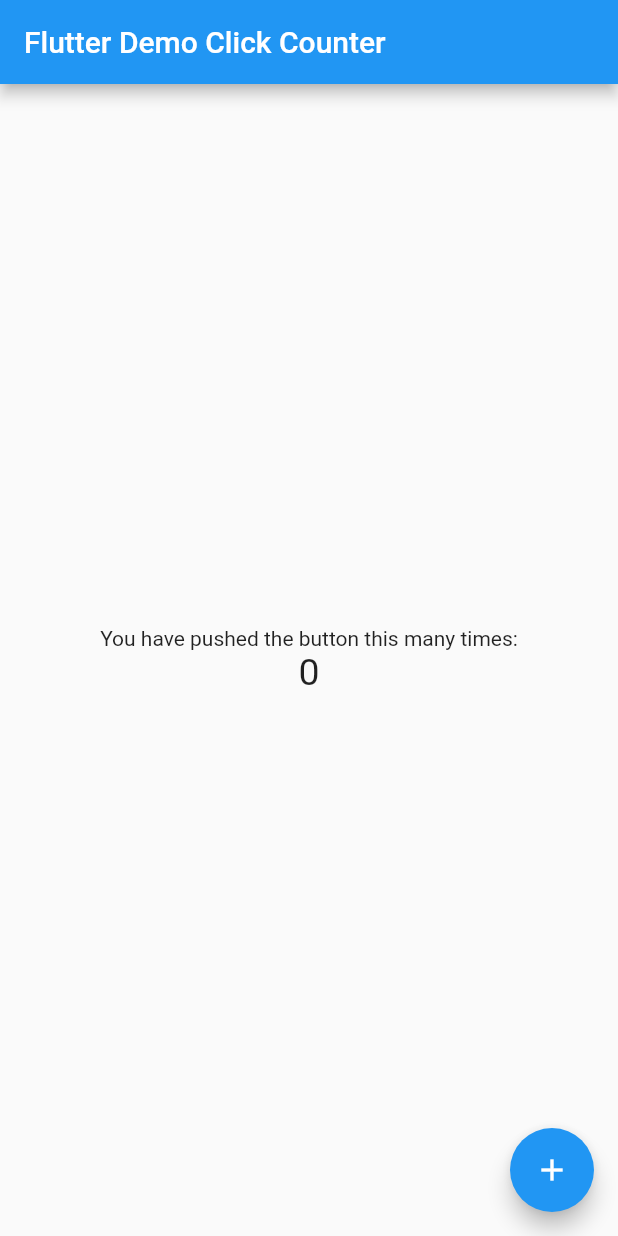
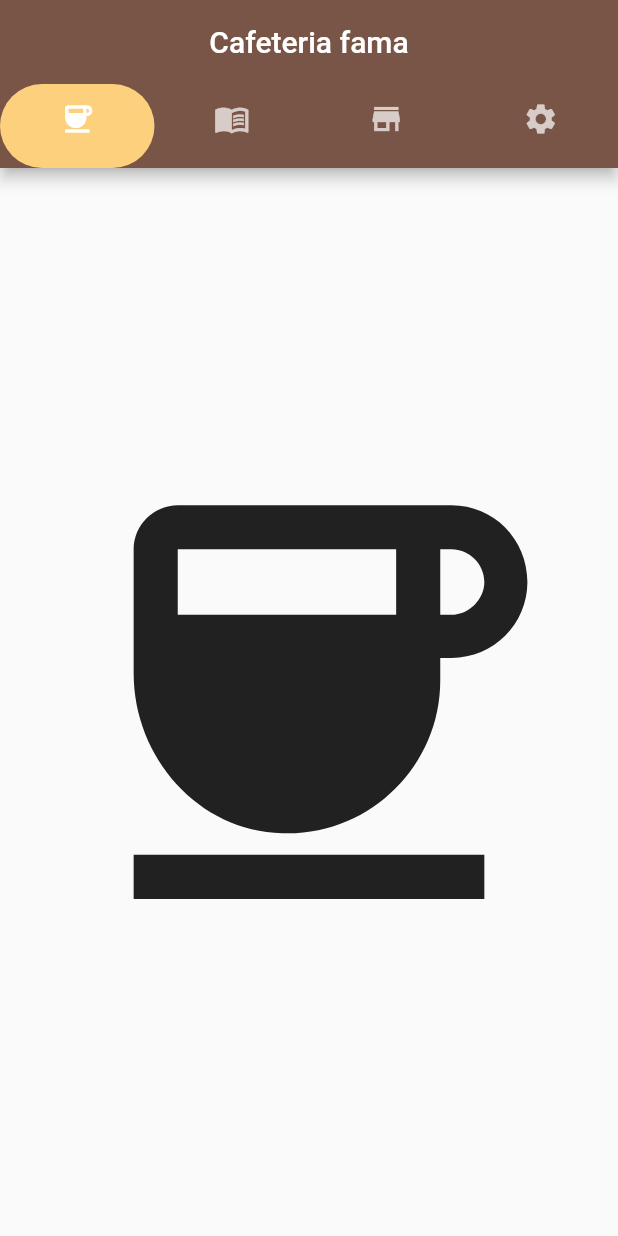
Before and after one commit to fatmarin03/TabBar_act5, a Flutter app: the screen it shows after launch, on a phone screen of 412 x 824 dp. Run offline on Flutter 3.47's test engine with Material 2 defaults, Android fonts, the phone set to English and light mode, and no system bars.

Commit message:
Update main.dart

```diff
--- a/lib/main.dart
+++ b/lib/main.dart
@@ -3,89 +3,61 @@ import 'package:flutter/material.dart';
 void main() => runApp(MyApp());
 
 class MyApp extends StatelessWidget {
-  const MyApp({super.key});
-  static const String _title = 'Flutter Stateful Clicker Counter';
   // This widget is the root of your application.
   @override
   Widget build(BuildContext context) {
     return MaterialApp(
-      title: _title,
+      title: 'Pestaña TabBar',
       theme: ThemeData(
-        primarySwatch: Colors.blue,
+        // This is the theme of your application.
+        primarySwatch: Colors.brown,
       ),
+      debugShowCheckedModeBanner: false,
       home: MyHomePage(),
     );
   }
 }
 
 class MyHomePage extends StatefulWidget {
-  const MyHomePage({super.key});
-  // This widget is the home page of your application. It is stateful, meaning
-  // that it has a State object (defined below) that contains fields that affect
-  // how it looks.
-  // This class is the configuration for the state.
+  const MyHomePage({Key? key}) : super(key: key);
+
   @override
   _MyHomePageState createState() => _MyHomePageState();
-}
+} //MyHomePage
 
 class _MyHomePageState extends State<MyHomePage> {
-  int _counter = 0;
-
-  void _incrementCounter() {
-    setState(() {
-      // This call to setState tells the Flutter framework that something has
-      // changed in this State, which causes it to rerun the build method below
-      // so that the display can reflect the updated values. If we changed
-      // _counter without calling setState(), then the build method would not be
-      // called again, and so nothing would appear to happen.
-      _counter++;
-    });
-  }
-
   @override
   Widget build(BuildContext context) {
-    // This method is rerun every time setState is called, for instance as done
-    // by the _incrementCounter method above.
-    //
-    // The Flutter framework has been optimized to make rerunning build methods
-    // fast, so that you can just rebuild anything that needs updating rather
-    // than having to individually change instances of widgets.
-    return Scaffold(
-      appBar: AppBar(
-        // Here we take the value from the MyHomePage object that was created by
-        // the App.build method, and use it to set our appbar title.
-        title: Text('Flutter Demo Click Counter'),
-      ),
-      body: Center(
-        // Center is a layout widget. It takes a single child and positions it
-        // in the middle of the parent.
-        child: Column(
-          // Column is also a layout widget. It takes a list of children and
-          // arranges them vertically. By default, it sizes itself to fit its
-          // children horizontally, and tries to be as tall as its parent.
-          //
-          // Column has various properties to control how it sizes itself and
-          // how it positions its children. Here we use mainAxisAlignment to
-          // center the children vertically; the main axis here is the vertical
-          // axis because Columns are vertical (the cross axis would be
-          // horizontal).
-          mainAxisAlignment: MainAxisAlignment.center,
-          children: <Widget>[
-            Text(
-              'You have pushed the button this many times:',
-            ),
-            Text(
-              '$_counter',
-              style: TextStyle(fontSize: 25),
-            ),
+    return DefaultTabController(
+      length: 4,
+      child: Scaffold(
+        appBar: AppBar(
+          bottom: TabBar(
+            //indicatorColor: Color(0xfff8ce8f),
+            //indicatorSize: TabBarIndicatorSize.label,
+            indicatorWeight: 10,
+            indicator: BoxDecoration(
+                borderRadius: BorderRadius.circular(50), // Creates border
+                color: Color(0xfffdd07d)), //Change background color from here
+            tabs: [
+              Tab(icon: Icon(Icons.coffee)),
+              Tab(icon: Icon(Icons.menu_book)),
+              Tab(icon: Icon(Icons.store)),
+              Tab(icon: Icon(Icons.settings)),
+            ],
+          ),
+          centerTitle: true,
+          title: Text('Cafeteria fama'),
+        ),
+        body: TabBarView(
+          children: [
+            Icon(Icons.coffee, size: 350),
+            Icon(Icons.menu_book, size: 350),
+            Icon(Icons.store, size: 350),
+            Icon(Icons.settings, size: 350),
           ],
-        ),
-      ),
-      floatingActionButton: FloatingActionButton(
-        onPressed: _incrementCounter,
-        tooltip: 'Increment',
-        child: Icon(Icons.add),
+        ), //Body
       ),
     );
-  }
-}
+  } //Widget
+} //_MyHomePageState extends
```
